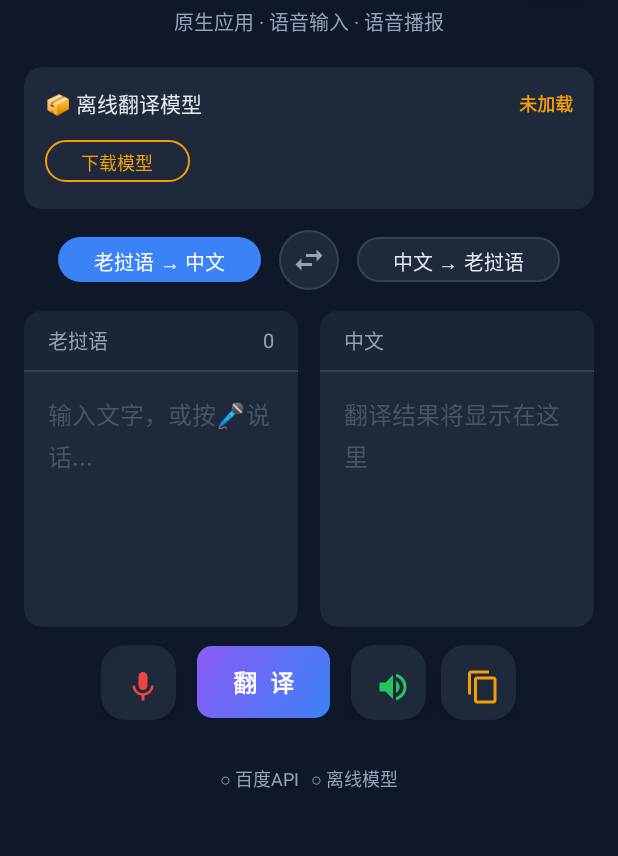
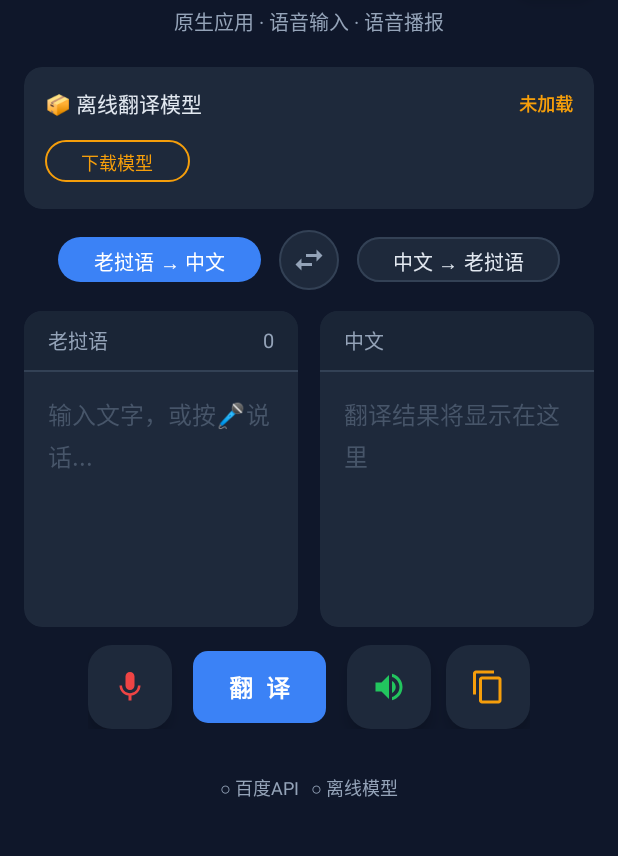
Before and after one commit to guocheng1378/translator-apk, an Android app: the screen it shows after launch (MainActivity), on a phone screen of 412 x 824 dp, the part 109-965 px from its top. Run offline under Robolectric (Android 15) with nearby library versions, the light colour scheme and no system bars; libraries missing offline, so code that uses them is left out: ai.onnxruntime.

Commit message:
fix: 全面审查修复 5 个 bug
- 错误提示文案：右上角⋮ → 右上角⚙
- fabVoice：移除不支持的 strokeColor/strokeWidth，改用 wrap_content
- btnTranslate：移除 backgroundTint=@null 冲突，加 textColor
- TTS 老挝语：不支持时回退到泰语 (th_TH)
- 所有 FAB：固定 50dp 改为 wrap_content 避免与 fabSize=mini 冲突

```diff
--- a/app/src/main/res/layout/activity_main.xml
+++ b/app/src/main/res/layout/activity_main.xml
@@ -337,14 +337,12 @@
                 <!-- Voice Input -->
                 <com.google.android.material.floatingactionbutton.FloatingActionButton
                     android:id="@+id/fabVoice"
-                    android:layout_width="50dp"
-                    android:layout_height="50dp"
+                    android:layout_width="wrap_content"
+                    android:layout_height="wrap_content"
                     android:src="@drawable/ic_mic"
                     app:fabSize="mini"
                     app:backgroundTint="@color/card_bg"
                     app:tint="@color/red"
-                    app:strokeColor="@color/red"
-                    app:strokeWidth="2dp"
                     android:layout_marginEnd="14dp"
                     android:contentDescription="语音输入" />
 
@@ -357,14 +355,14 @@
                     android:textSize="16sp"
                     android:textStyle="bold"
                     app:cornerRadius="10dp"
-                    app:backgroundTint="@null"
-                    android:background="@drawable/translate_btn_bg" />
+                    android:background="@drawable/translate_btn_bg"
+                    android:textColor="@android:color/white" />
 
                 <!-- Speak Result -->
                 <com.google.android.material.floatingactionbutton.FloatingActionButton
                     android:id="@+id/fabSpeak"
-                    android:layout_width="50dp"
-                    android:layout_height="50dp"
+                    android:layout_width="wrap_content"
+                    android:layout_height="wrap_content"
                     android:src="@drawable/ic_speaker"
                     app:fabSize="mini"
                     app:backgroundTint="@color/card_bg"
@@ -375,8 +373,8 @@
                 <!-- Copy Result -->
                 <com.google.android.material.floatingactionbutton.FloatingActionButton
                     android:id="@+id/fabCopy"
-                    android:layout_width="50dp"
-                    android:layout_height="50dp"
+                    android:layout_width="wrap_content"
+                    android:layout_height="wrap_content"
                     android:src="@drawable/ic_copy"
                     app:fabSize="mini"
                     app:backgroundTint="@color/card_bg"
```
Also changed, not shown: app/src/main/java/com/laotranslate/translator/MainActivity.java (+13 -2 lines).
